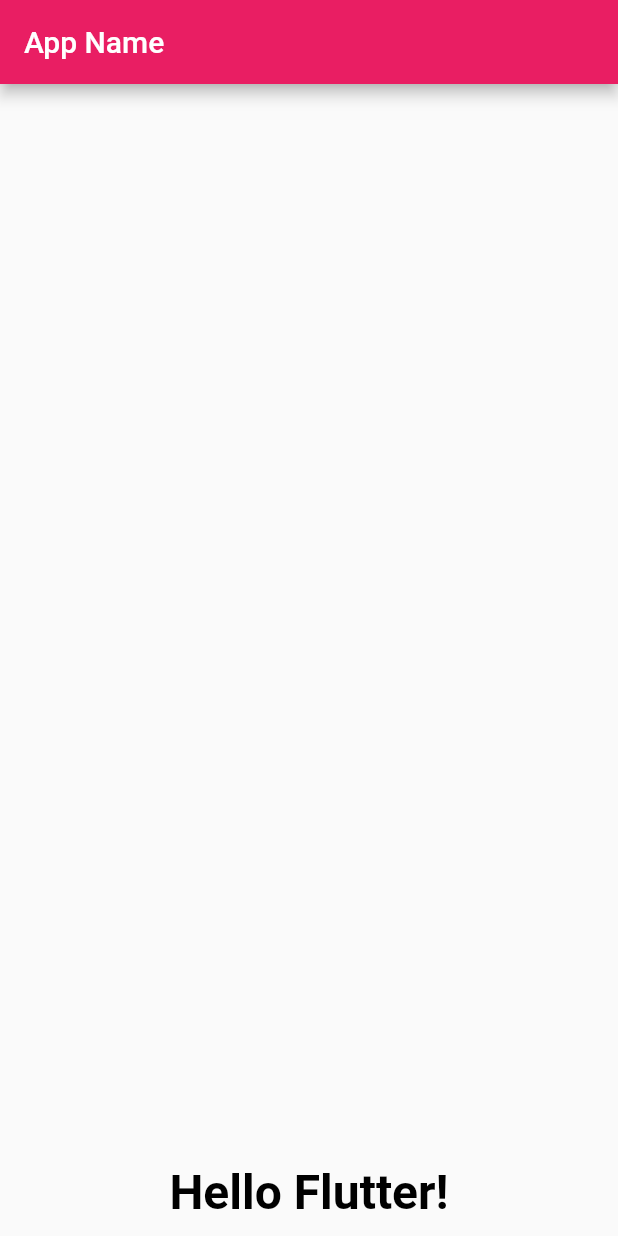
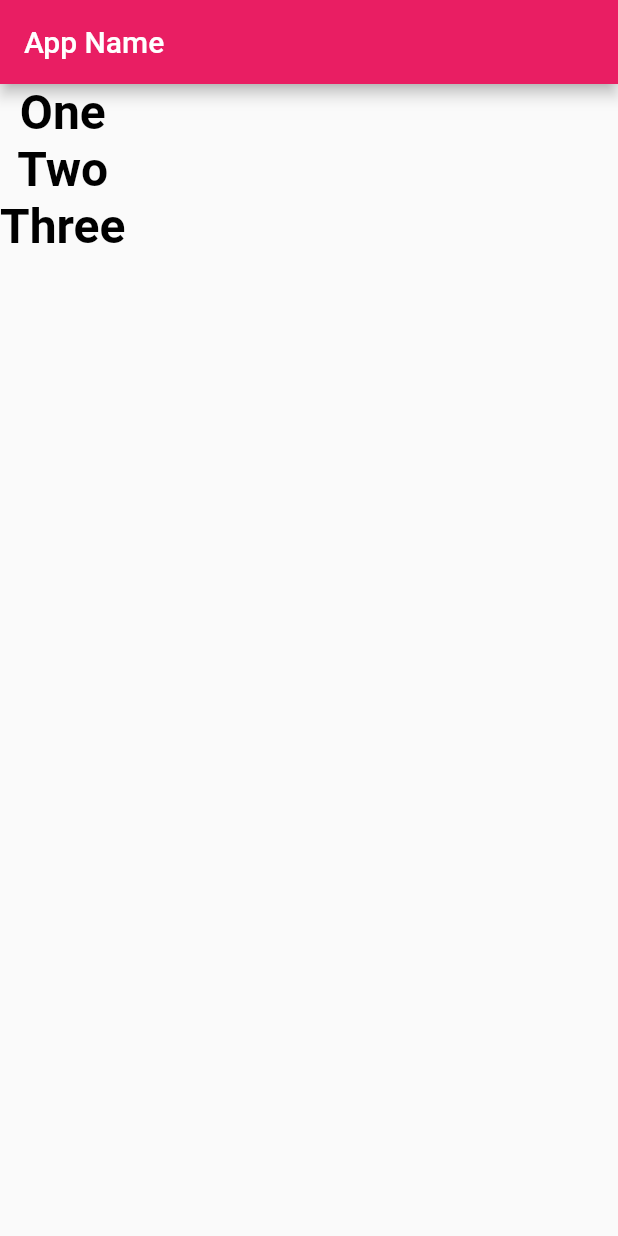
Before and after one commit to naokimakino/introduction-to-flutter3, a Flutter app: the screen it shows after launch, on a phone screen of 412 x 824 dp. Run offline on Flutter 3.47's test engine with Material 2 defaults, Android fonts, the phone set to English and light mode, and no system bars.

Commit message:
feat(chapter2): list2_12

```diff
--- a/chpater2/lib/main.dart
+++ b/chpater2/lib/main.dart
@@ -34,17 +34,36 @@ class _MyHomePageState extends State<MyHomePage> {
       appBar: AppBar(
         title: const Text('App Name'),
       ),
-      body: Container(
-        padding: const EdgeInsets.all(10.0),
-        alignment: Alignment.bottomCenter,
-        child: const Text(
-          "Hello Flutter!",
+      body: const Column(
+        mainAxisAlignment: MainAxisAlignment.start,
+        mainAxisSize: MainAxisSize.max,
+        crossAxisAlignment: CrossAxisAlignment.center,
+        children: <Widget>[
+          Text(
+            "One",
             style: TextStyle(
                 fontSize: 32.0,
                 color: Color(0xFF000000),
                 fontWeight: FontWeight.w700,
                 fontFamily: "Roboto"),
           ),
+          Text(
+            "Two",
+            style: TextStyle(
+                fontSize: 32.0,
+                color: Color(0xFF000000),
+                fontWeight: FontWeight.w700,
+                fontFamily: "Roboto"),
+          ),
+          Text(
+            "Three",
+            style: TextStyle(
+                fontSize: 32.0,
+                color: Color(0xFF000000),
+                fontWeight: FontWeight.w700,
+                fontFamily: "Roboto"),
+          ),
+        ],
       ),
     );
   }
```
Lines whose indentation alone changed are shown as unchanged.
